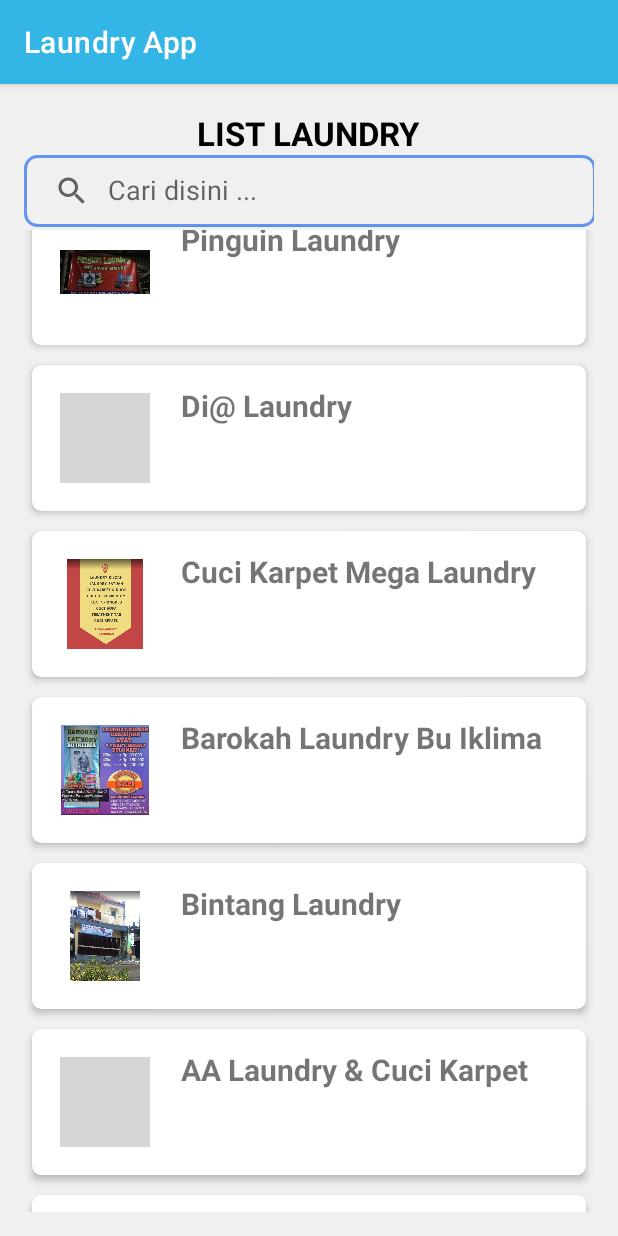
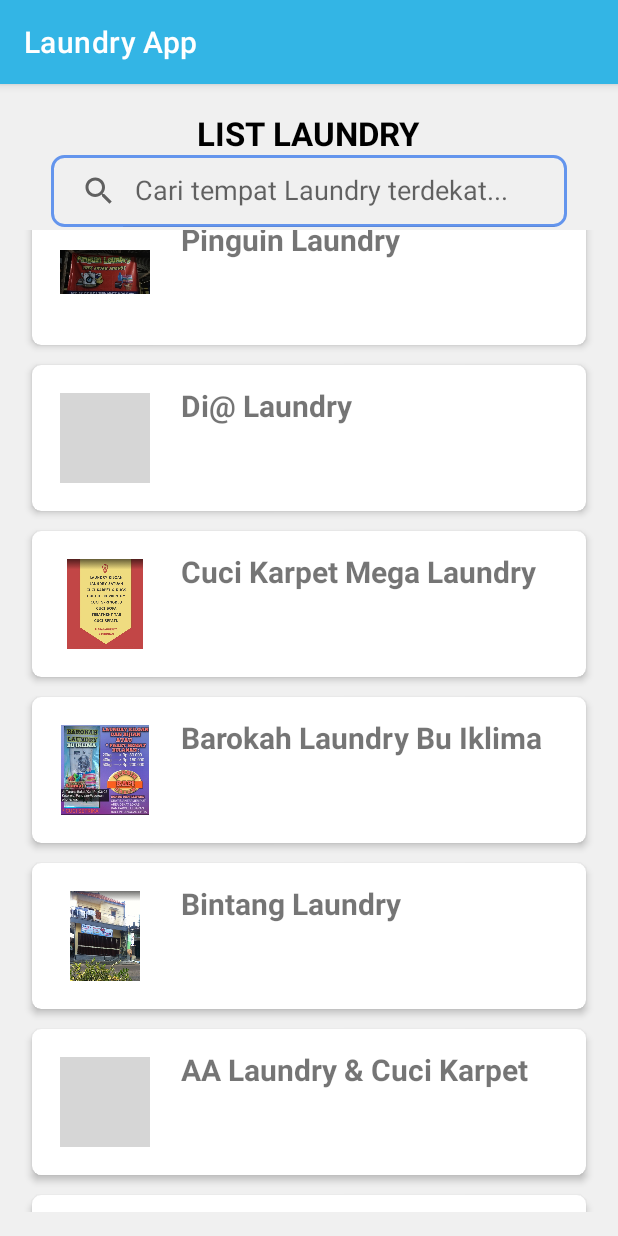
Before and after one commit to titiknk/Laundry-App, an Android app: the screen it shows after launch (MainActivity), scrolled down 912 dp, on a phone screen of 412 x 824 dp. Run offline under Robolectric (Android 15) with nearby library versions, the phone set to English and light mode, and no system bars; grey boxes are pictures that could not be loaded.

Commit message:
Memperbaiki tampilan seacrhview

```diff
--- a/app/src/main/res/layout/activity_main.xml
+++ b/app/src/main/res/layout/activity_main.xml
@@ -27,13 +27,12 @@
 
     <androidx.appcompat.widget.SearchView
         android:id="@+id/searchView"
-        android:layout_width="381dp"
+        android:layout_width="344dp"
         android:layout_height="wrap_content"
+        android:layout_gravity="center"
         android:background="@drawable/search_view_bg"
         app:iconifiedByDefault="false"
-        app:queryHint="Cari disini ..." />
-
-
+        app:queryHint="Cari tempat Laundry terdekat..." />
 
     <androidx.recyclerview.widget.RecyclerView
         android:id="@+id/recycleview"
```
